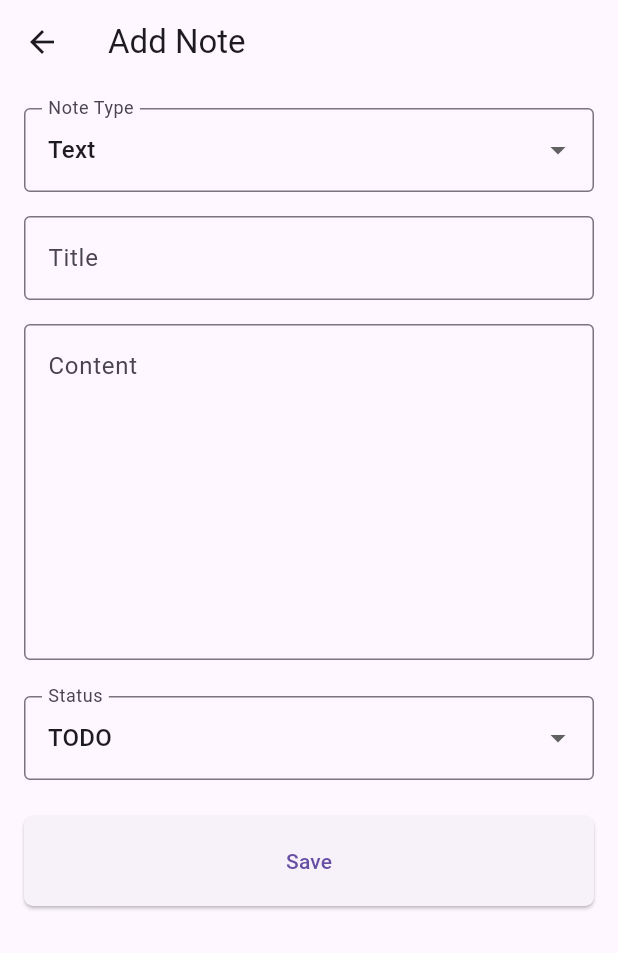
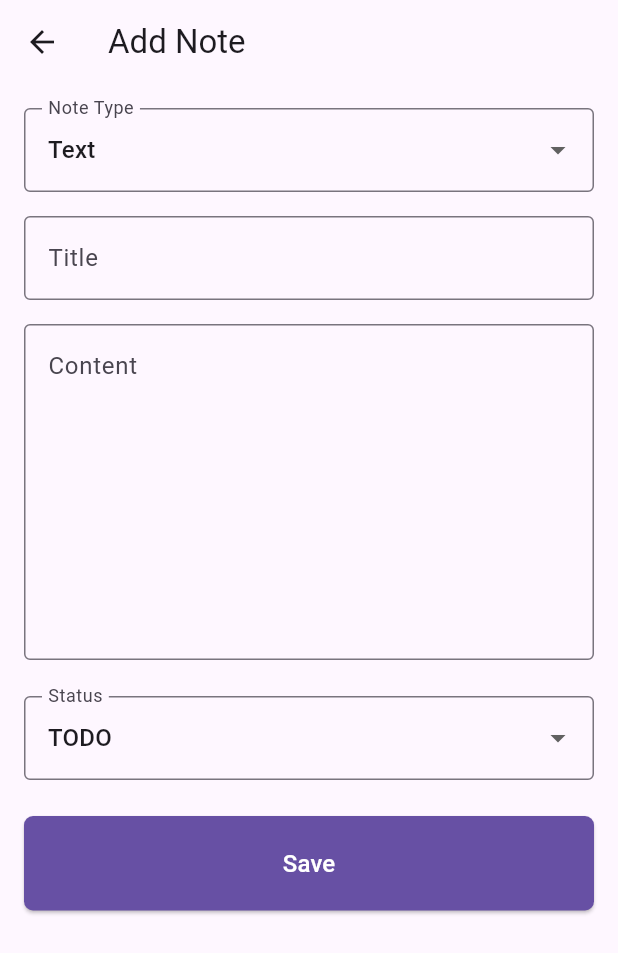
Before and after one commit to karanev/notes-ai, a Flutter app: the screen it shows after launch, after a tap on the "add" icon, on a phone screen of 412 x 824 dp. Shown: the top 953 px of the screen. Run offline on Flutter 3.47's test engine with Material 3 defaults, Android fonts, the phone set to English and light mode, and no system bars; our stand-ins replace drift, drift_flutter; accounts and stored records are empty; generated files the repository leaves out were written again.

Commit message:
feat: enhance AddEditNoteScreen button styling and improve empty notes message in NotesDisplay

```diff
--- a/lib/screens/add_edit_note_screen.dart
+++ b/lib/screens/add_edit_note_screen.dart
@@ -233,15 +233,20 @@ class _AddEditNoteScreenState extends State<AddEditNoteScreen> {
                   },
                 ),
                 const SizedBox(height: 24),
-                ElevatedButton.icon(
-                  label: const Text('Save'),
+                SizedBox( // Make button full width
+                  width: double.infinity,
+                  child: ElevatedButton(
                   style: ElevatedButton.styleFrom(
+                    backgroundColor: Theme.of(context).primaryColor, // Use primary color for emphasis
+                    foregroundColor: Colors.white, // Text color for primary button
                     shape: RoundedRectangleBorder(
                       borderRadius: BorderRadius.circular(6),
                     ),
                     padding: const EdgeInsets.symmetric(vertical: 20),
                   ),
                   onPressed: _saveNote,
+                    child: const Text('Save', style: TextStyle(fontSize: 16)),
+                  ),
                 ),
               ],
             ),
--- a/lib/screens/components/notes_display.dart
+++ b/lib/screens/components/notes_display.dart
@@ -33,12 +33,20 @@ class NotesDisplay extends StatelessWidget {
 
         if (notes.isEmpty) {
           return const Center(
-            child: Text(
-              'No notes yet. Tap the "+" to add one!',
-              textAlign: TextAlign.center,
-              style: TextStyle(fontSize: 18, color: Colors.grey),
-            ),
-          );
+            child: Padding(
+              padding: EdgeInsets.all(16.0),
+              child: Column(
+                mainAxisAlignment: MainAxisAlignment.center,
+                children: [
+                  SizedBox(height: 16),
+                  Text(
+                    'No notes yet.\nTap the "+" button to add your first note!',
+                    textAlign: TextAlign.center,
+                    style: TextStyle(fontSize: 18, color: Colors.grey),
+                  ),
+                ],
+              ),
+            ));
         }
 
         return ListView.builder(
@@ -48,7 +56,12 @@ class NotesDisplay extends StatelessWidget {
             return Card(
               margin: const EdgeInsets.symmetric(horizontal: 8, vertical: 4),
               child: ListTile(
-                title: Text(note.title, style: const TextStyle(fontWeight: FontWeight.bold)),
+                title: Text(
+                  note.title,
+                  style: Theme.of(context).textTheme.titleMedium?.copyWith(
+                        fontWeight: FontWeight.w600, // Slightly bolder
+                      ),
+                ),
                 subtitle: buildNoteSubtitle(note),
                 trailing: Text(
                   NoteStatus.displayText(note.status),
```
